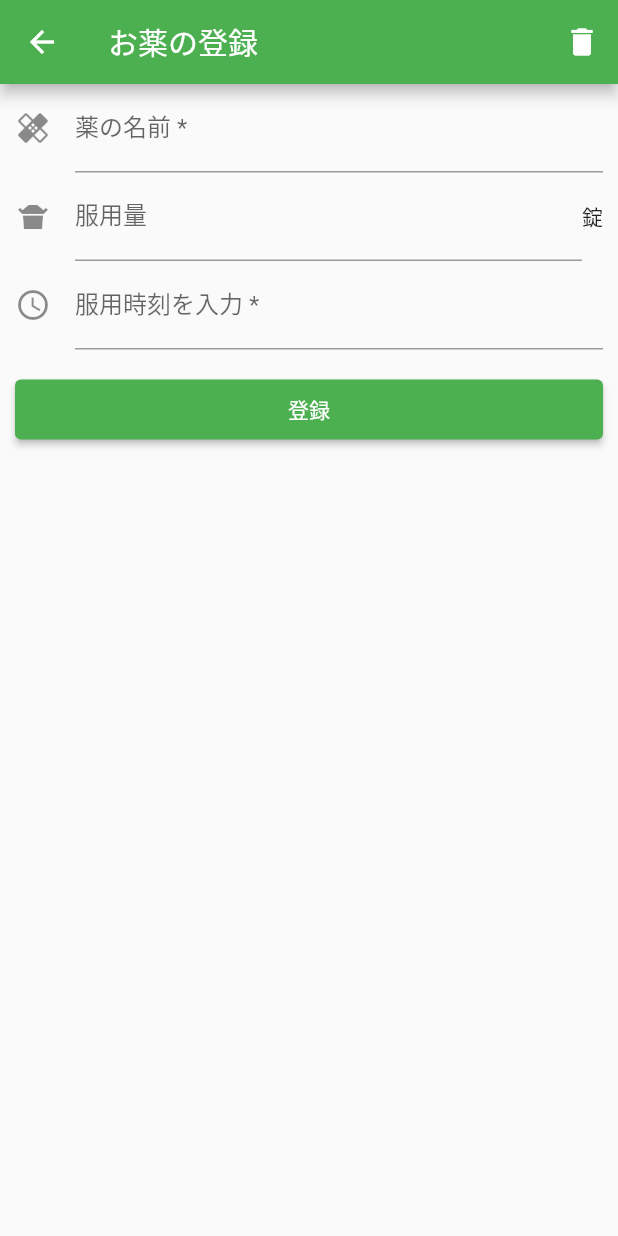
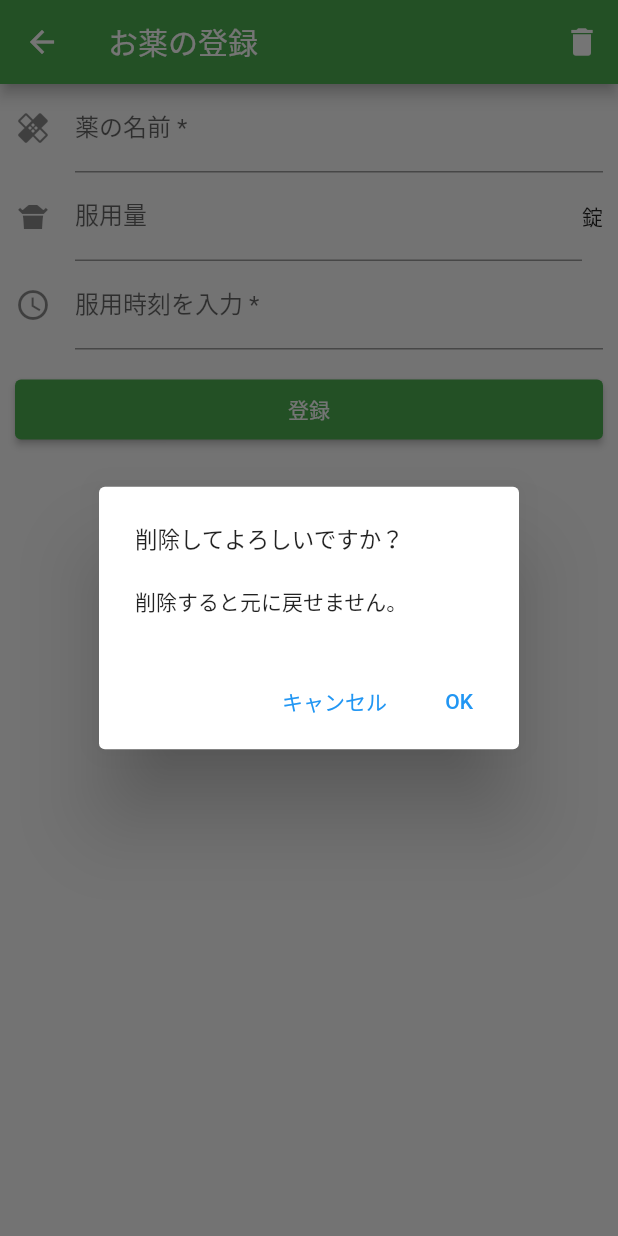
Before and after one commit to yasunaga-shuto/mediary, a Flutter app: the MedicineForm screen opened directly, after a tap on the "delete" icon, on a phone screen of 412 x 824 dp. Run offline on Flutter 3.47's test engine with Material 2 defaults, Android fonts, the light colour scheme and no system bars; our stand-ins replace sqflite; accounts and stored records are empty.

Commit message:
delete confirm modal

```diff
--- a/lib/medicine_form.dart
+++ b/lib/medicine_form.dart
@@ -50,7 +50,32 @@ class _MedicineFormState extends State<MedicineForm> {
         actions: [
           IconButton(
             icon: const Icon(Icons.delete),
-            onPressed: () {},
+            onPressed: () {
+              showDialog(
+                context: context,
+                builder: (_) {
+                  return AlertDialog(
+                      title: const Text(
+                        "削除してよろしいですか？",
+                        style: TextStyle(fontSize: 15),
+                      ),
+                      content: const Text(
+                        "削除すると元に戻せません。",
+                        style: TextStyle(fontSize: 14),
+                      ),
+                      actions: <Widget>[
+                        TextButton(
+                          child: const Text("キャンセル"),
+                          onPressed: () {},
+                        ),
+                        TextButton(
+                          child: const Text("OK"),
+                          onPressed: () {},
+                        ),
+                      ]);
+                },
+              );
+            },
           ),
         ],
       ),
```
